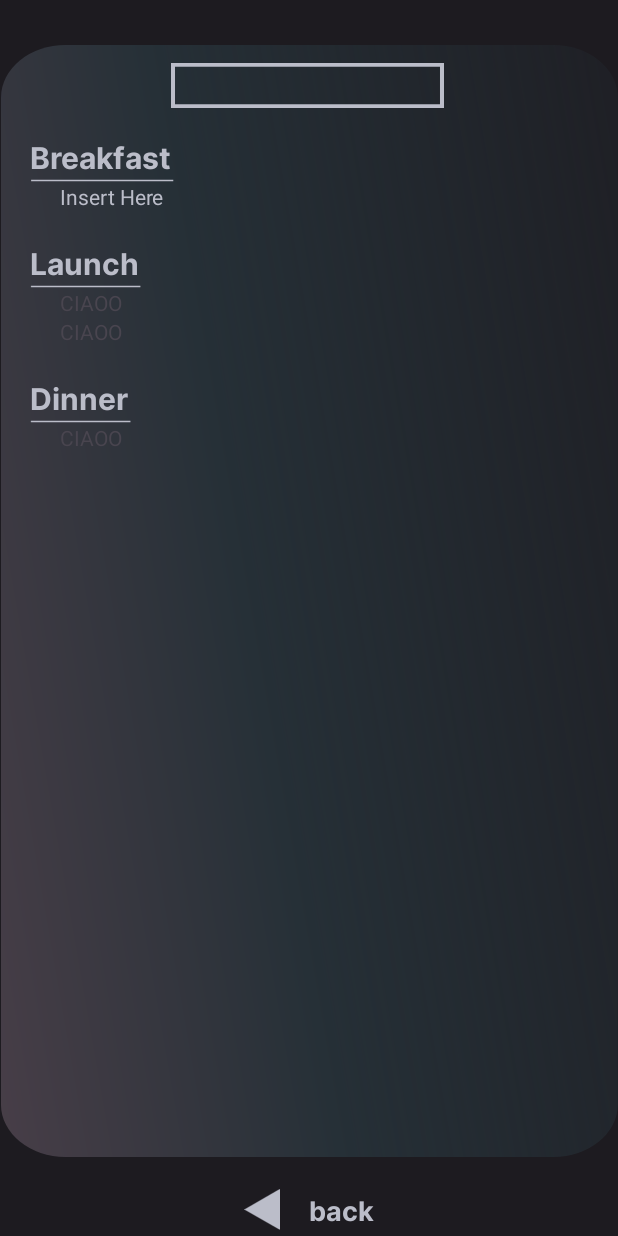
After one commit to JuicyTomato/Planeat, an Android app built with Jetpack Compose: the PlanningEats screen opened directly, with no data from a screen before it, on a phone screen of 412 x 824 dp. The commit adds this screen. Run offline under Robolectric (Android 15) with nearby library versions, the phone set to English and light mode, and no system bars.

Commit message:
Aggiunto alertDialog per inserimento ricetta in PlanningEats

```diff
--- a/app/src/main/AndroidManifest.xml
+++ b/app/src/main/AndroidManifest.xml
@@ -25,6 +25,7 @@
         <activity android:name=".FridgeList" android:exported="true"></activity>
         <activity android:name=".PlanYourEats" android:exported="true"></activity>
         <activity android:name=".Groups" android:exported="true"></activity>
+        <activity android:name=".PlanningEats" android:exported="true"></activity>
     </application>
 
 </manifest>
--- a/app/src/main/java/com/example/planeat/ShoppingList.kt
+++ b/app/src/main/java/com/example/planeat/ShoppingList.kt
@@ -17,6 +17,7 @@ import android.widget.ImageView
 import android.widget.LinearLayout
 import android.widget.TextView
 import androidx.appcompat.app.AppCompatActivity
+import androidx.core.content.ContextCompat
 import com.google.android.material.bottomnavigation.BottomNavigationView
 
 
--- /dev/null
+++ b/app/src/main/res/drawable/breakfast_line.xml
@@ -0,0 +1,11 @@
+<vector xmlns:android="http://schemas.android.com/apk/res/android"
+    android:width="96dp"
+    android:height="2dp"
+    android:viewportWidth="96"
+    android:viewportHeight="2">
+  <path
+      android:strokeWidth="1"
+      android:pathData="M0.749,0.979L95.523,0.979"
+      android:fillColor="#00000000"
+      android:strokeColor="#BBBDC9"/>
+</vector>
--- a/app/src/main/res/drawable/stroke_rectangle.xml
+++ b/app/src/main/res/drawable/stroke_rectangle.xml
@@ -4,8 +4,8 @@
     android:viewportWidth="102"
     android:viewportHeight="18">
   <path
-      android:strokeWidth="1"
+      android:strokeWidth="2"
       android:pathData="M0.5,0.5h101v17h-101z"
       android:fillColor="#00000000"
-      android:strokeColor="#BBBDC9"/>
+      android:strokeColor="#FFBBBDC9"/>
 </vector>
--- /dev/null
+++ b/app/src/main/res/layout/planning_eats.xml
@@ -0,0 +1,229 @@
+<?xml version="1.0" encoding="utf-8"?>
+<androidx.constraintlayout.widget.ConstraintLayout xmlns:android="http://schemas.android.com/apk/res/android"
+    xmlns:app="http://schemas.android.com/apk/res-auto"
+    xmlns:tools="http://schemas.android.com/tools"
+    android:layout_width="match_parent"
+    android:layout_height="match_parent"
+    android:background="@color/background"
+    tools:context=".PlanningEats">
+
+
+    <ImageView
+        android:id="@+id/sfondo"
+        android:layout_width="wrap_content"
+        android:layout_height="wrap_content"
+        android:layout_marginStart="20dp"
+        android:layout_marginTop="30dp"
+        android:layout_marginEnd="20dp"
+        android:layout_marginBottom="30dp"
+        android:background="@drawable/background_rectangle"
+        app:layout_constraintBottom_toTopOf="@+id/backButton"
+        app:layout_constraintEnd_toEndOf="parent"
+        app:layout_constraintHorizontal_bias="0.487"
+        app:layout_constraintStart_toStartOf="parent"
+        app:layout_constraintTop_toTopOf="parent"
+        app:layout_constraintVertical_bias="0.0">
+
+    </ImageView>
+
+    <TextView
+        android:id="@+id/provolone"
+        android:layout_width="182dp"
+        android:layout_height="30dp"
+        android:layout_marginTop="12dp"
+        android:background="@drawable/stroke_rectangle"
+        android:fontFamily="@font/relay_inter_bold"
+        android:gravity="center"
+        android:textSize="18sp"
+        app:layout_constraintEnd_toEndOf="parent"
+        app:layout_constraintHorizontal_bias="0.497"
+        app:layout_constraintStart_toStartOf="parent"
+        app:layout_constraintTop_toTopOf="@+id/sfondo">
+
+    </TextView>
+
+
+
+
+
+    <ScrollView
+        android:layout_width="match_parent"
+        android:layout_height="match_parent"
+        android:layout_marginBottom="55dp"
+        android:layout_marginTop="90dp"
+        android:layout_marginStart="20dp"
+        android:layout_marginEnd="20dp"
+        android:gravity="top|start"
+        app:layout_constraintBottom_toBottomOf="@id/sfondo"
+        app:layout_constraintEnd_toEndOf="@+id/sfondo"
+        app:layout_constraintHorizontal_bias="0.496"
+        app:layout_constraintStart_toStartOf="@+id/sfondo"
+        app:layout_constraintTop_toBottomOf="@+id/provolone">
+
+        <LinearLayout
+            android:id="@+id/bigOne"
+            android:layout_width="match_parent"
+            android:layout_height="wrap_content"
+            android:orientation="vertical">
+
+            <TextView
+                android:id="@+id/breakfast"
+                android:layout_width="match_parent"
+                android:layout_height="match_parent"
+                android:text="@string/breakfast"
+                android:textSize="20sp"
+                android:textColor="@color/textColor"
+                android:fontFamily="@font/relay_inter_bold">
+            </TextView>
+
+            <ImageView
+                android:layout_width="wrap_content"
+                android:layout_height="wrap_content"
+                android:src="@drawable/breakfast_line">
+
+            </ImageView>
+
+        <LinearLayout
+            android:id="@+id/small1"
+            android:layout_width="match_parent"
+            android:layout_height="wrap_content"
+            android:orientation="vertical"
+            android:layout_marginStart="20dp"
+            android:clickable="true"
+            android:onClick="onClickBreakfast"
+            android:focusable="true">
+
+            <!-- fallo editable, così la modifica della ricetta la fai tenendo premuto-->
+            <TextView
+                android:layout_width="wrap_content"
+                android:layout_height="wrap_content"
+                android:hint="Insert Here"
+                android:textColorHint="@color/textColor"
+                android:layout_marginBottom="20dp">
+
+            </TextView>
+
+        </LinearLayout>
+
+            <TextView
+                android:id="@+id/launch"
+                android:layout_width="match_parent"
+                android:layout_height="match_parent"
+                android:text="@string/launch"
+                android:textSize="20sp"
+                android:textColor="@color/textColor"
+                android:fontFamily="@font/relay_inter_bold">
+            </TextView>
+
+            <ImageView
+                android:layout_width="74dp"
+                android:layout_height="wrap_content"
+                android:src="@drawable/breakfast_line">
+            </ImageView>
+
+            <LinearLayout
+                android:id="@+id/small2"
+                android:layout_width="match_parent"
+                android:layout_height="wrap_content"
+                android:orientation="vertical"
+                android:layout_marginStart="20dp"
+                android:clickable="true"
+                android:onClick="onClickLaunch"
+                android:focusable="true">
+
+                <TextView
+                    android:layout_width="wrap_content"
+                    android:layout_height="wrap_content"
+                    android:text="CIAOO">
+
+                </TextView>
+
+                <TextView
+                    android:layout_width="wrap_content"
+                    android:layout_height="wrap_content"
+                    android:text="CIAOO"
+                    android:layout_marginBottom="20dp">
+
+                </TextView>
+
+            </LinearLayout>
+
+            <TextView
+                android:id="@+id/dinner"
+                android:layout_width="match_parent"
+                android:layout_height="match_parent"
+                android:text="@string/dinner"
+                android:textSize="20sp"
+                android:textColor="@color/textColor"
+                android:fontFamily="@font/relay_inter_bold">
+            </TextView>
+
+            <ImageView
+                android:layout_width="67dp"
+                android:layout_height="wrap_content"
+                android:src="@drawable/breakfast_line">
+            </ImageView>
+
+            <LinearLayout
+                android:id="@+id/small3"
+                android:layout_width="match_parent"
+                android:layout_height="wrap_content"
+                android:orientation="vertical"
+                android:layout_marginStart="20dp"
+                android:clickable="true"
+                android:onClick="onClickDinner"
+                android:focusable="true">
+
+                <TextView
+                    android:layout_width="wrap_content"
+                    android:layout_height="wrap_content"
+                    android:text="CIAOO">
+
+                </TextView>
+
+            </LinearLayout>
+
+        </LinearLayout>
+    </ScrollView>
+
+
+
+
+
+    <ImageView
+        android:id="@+id/imageView4"
+        android:layout_width="24dp"
+        android:layout_height="27dp"
+        android:src="@drawable/back_triangle"
+        app:layout_constraintBottom_toBottomOf="@+id/backButton"
+        app:layout_constraintEnd_toStartOf="@+id/textView4"
+        app:layout_constraintHorizontal_bias="0.297"
+        app:layout_constraintStart_toStartOf="@+id/backButton"
+        app:layout_constraintTop_toTopOf="@+id/backButton" />
+
+    <TextView
+        android:id="@+id/textView4"
+        android:layout_width="wrap_content"
+        android:layout_height="wrap_content"
+        android:fontFamily="@font/relay_inter_bold"
+        android:padding="5dp"
+        android:text="@string/back"
+        android:textColor="@color/textColor"
+        android:textSize="18sp"
+        app:layout_constraintBottom_toBottomOf="parent"
+        app:layout_constraintEnd_toEndOf="@+id/backButton"
+        app:layout_constraintTop_toTopOf="@+id/backButton"
+        tools:ignore="SmallSp" />
+
+    <Button
+        android:id="@+id/backButton"
+        android:layout_width="98dp"
+        android:layout_height="35dp"
+        android:backgroundTint="@android:color/transparent"
+        app:layout_constraintBottom_toBottomOf="parent"
+        app:layout_constraintEnd_toEndOf="parent"
+        app:layout_constraintHorizontal_bias="0.498"
+        app:layout_constraintStart_toStartOf="parent" />
+
+
+</androidx.constraintlayout.widget.ConstraintLayout>
--- a/app/src/main/res/values/strings.xml
+++ b/app/src/main/res/values/strings.xml
@@ -12,4 +12,7 @@
     <string name="nextButton"><![CDATA[>]]></string>
     <string name="groups">groups</string>
     <string name="calendar">calendar</string>
+    <string name="dinner">Dinner</string>
+    <string name="launch">Launch</string>
+    <string name="breakfast">Breakfast</string>
 </resources>
```
Also changed, not shown: app/build.gradle.kts (+7 -3 lines), app/src/main/java/com/example/planeat/MainActivity.kt (+29 -0 lines), app/src/main/java/com/example/planeat/PlanYourEats.kt (+55 -1 lines), app/src/main/java/com/example/planeat/PlanningEats.kt (added, +189 -0 lines), app/src/main/res/drawable/alert_dialog_background.xml (added, +22 -0 lines), app/src/main/res/layout/activity_main.xml (+24 -0 lines), app/src/main/res/layout/alert_dialog_planning.xml (added, +123 -0 lines).
